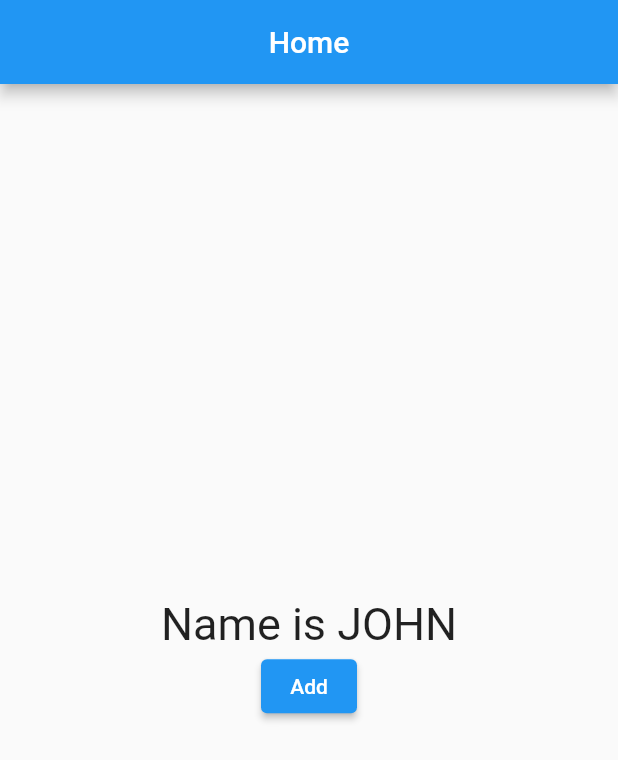
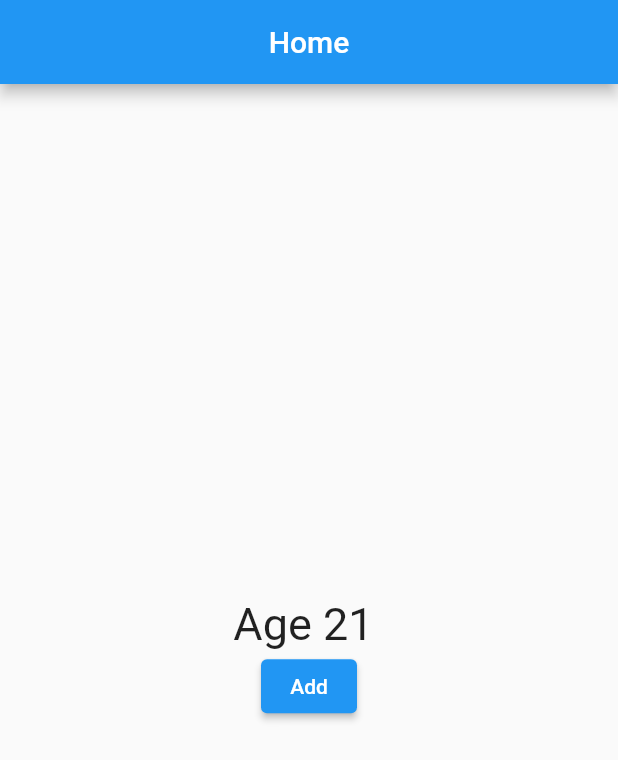
Before and after one commit to vinodmadhu97/getx-demo, a Flutter app: the screen it shows after launch, after a tap on "Add", on a phone screen of 412 x 824 dp. Shown: the top 760 px of the screen. Run offline on Flutter 3.47's test engine with Material 2 defaults, Android fonts, the phone set to English and light mode, and no system bars; our stand-ins replace get.

Commit message:
Step5 - reactive statemanagement with getx type controller

```diff
--- a/lib/home.dart
+++ b/lib/home.dart
@@ -6,7 +6,6 @@ import 'package:getx_demo/student_model.dart';
 class HomeScreen extends StatelessWidget {
   HomeScreen({Key? key}) : super(key: key);
 
-  StudentController studentController = Get.put(StudentController());
 
   @override
   Widget build(BuildContext context) {
@@ -19,12 +18,20 @@ class HomeScreen extends StatelessWidget {
         child: Column(
           mainAxisAlignment: MainAxisAlignment.center,
           children:  [
-              Obx(()=> Text("Name is ${studentController.student.value.name}",style: const TextStyle(fontSize: 30),),
-              ),
+             /* Obx(()=> Text("Age ${studentController.student.value.age}",style: const TextStyle(fontSize: 30),),
+              ),*/
+            GetX<StudentController>(
+                init: StudentController(),
+                builder: (controller){
+                return Text("Age ${controller.student.value.age} ",style: const TextStyle(fontSize: 30),);
+            }),
 
             ElevatedButton(
                 onPressed: (){
-                  studentController.convertToUpperCase();
+
+                  //if instance of StudentController not created at top
+                  Get.find<StudentController>().ageIncrement();
+
                 },
                 child: const Text("Add")
             )
--- a/lib/student_controller.dart
+++ b/lib/student_controller.dart
@@ -2,12 +2,13 @@ import 'package:get/get.dart';
 import 'package:getx_demo/student_model.dart';
 
 class StudentController extends GetxController{
+
   Rx<Student> student = Student(name: "John", age: 20).obs;
 
-  void convertToUpperCase(){
+  void ageIncrement(){
     student.update((student) {
 
-      student!.name = student.name.toUpperCase();
+      student!.age++;
 
     });
 
```
